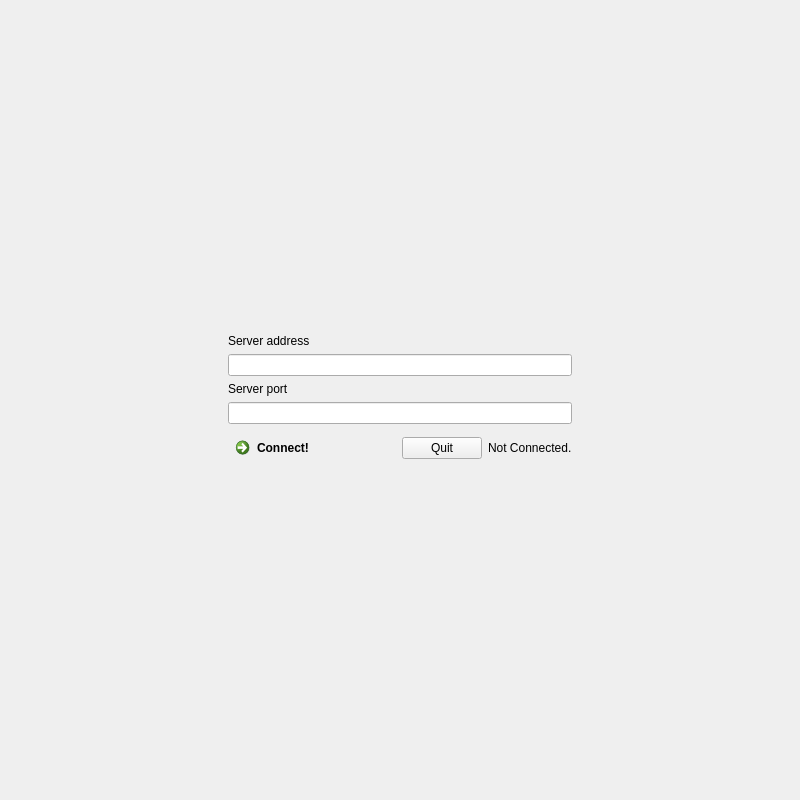
Perdex/OmikronBlast, file src/TFClient/frame.ui: the form before one commit.
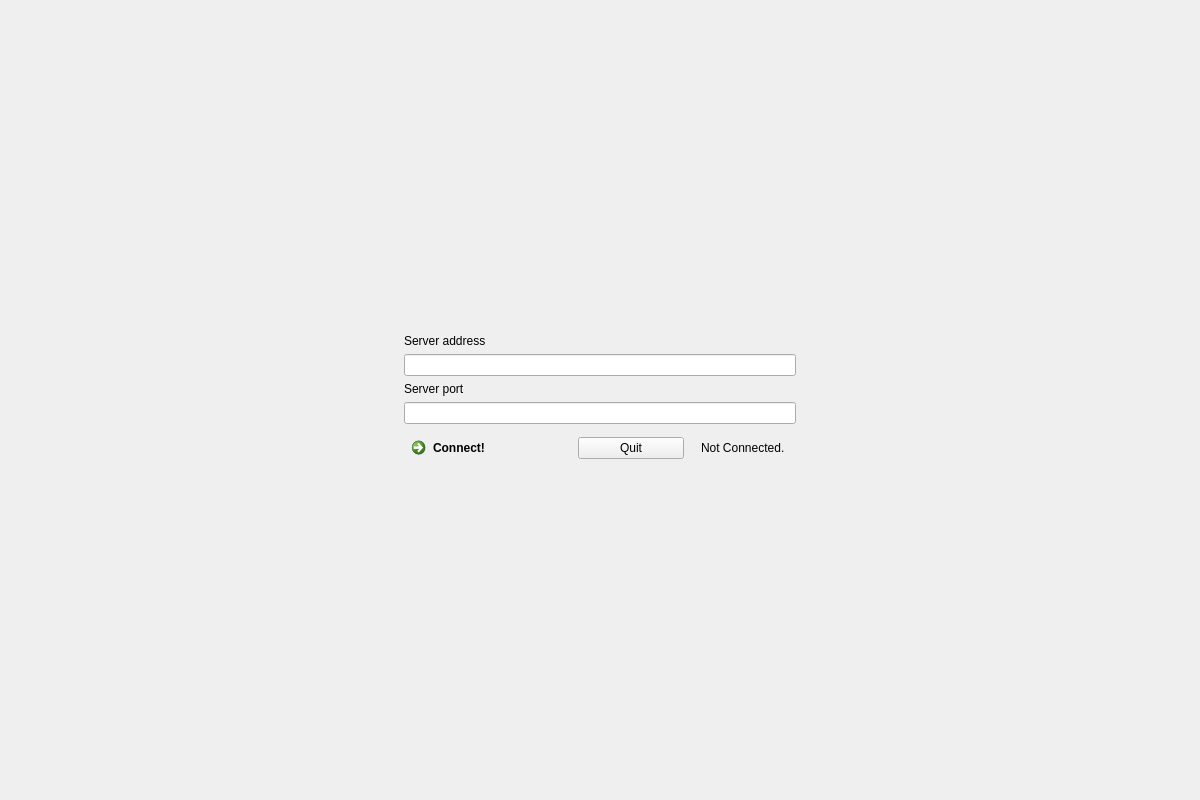
The form after the commit. Custom widgets are drawn as their Qt base class.

Commit message: Fixed window size to 1200x800

What changed in the file:
```diff
--- a/src/TFClient/frame.ui
+++ b/src/TFClient/frame.ui
@@ -6,10 +6,28 @@
    <rect>
     <x>0</x>
     <y>0</y>
-    <width>800</width>
+    <width>1200</width>
     <height>800</height>
    </rect>
   </property>
+  <property name="sizePolicy">
+   <sizepolicy hsizetype="Preferred" vsizetype="Preferred">
+    <horstretch>0</horstretch>
+    <verstretch>0</verstretch>
+   </sizepolicy>
+  </property>
+  <property name="minimumSize">
+   <size>
+    <width>1200</width>
+    <height>800</height>
+   </size>
+  </property>
+  <property name="maximumSize">
+   <size>
+    <width>1200</width>
+    <height>800</height>
+   </size>
+  </property>
   <property name="windowTitle">
    <string>MainWindow</string>
   </property>
```
The commit also changes 1 other file.
